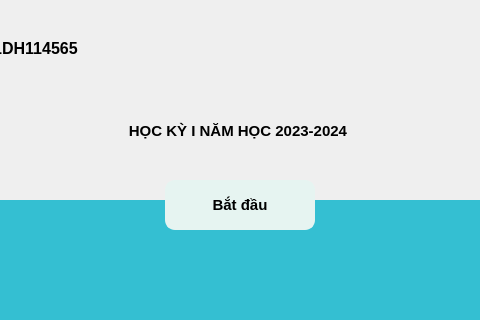
Qt form manhinhchinh.ui (reilee21/BMHTTT) before a commit; both pictures show x 210 to 690 and y 280 to 600 of the 900 by 600 pixel window.
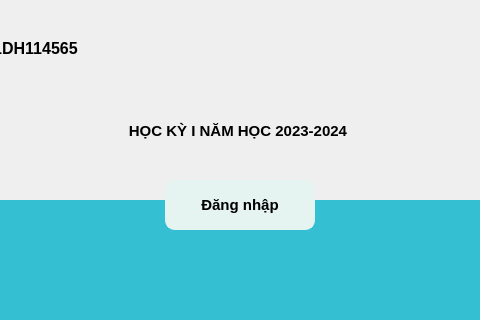
The same form after that commit. Icons and pictures are not drawn.

The edit to the form file:
```diff
--- a/manhinhchinh.ui
+++ b/manhinhchinh.ui
@@ -121,7 +121,7 @@
      <string notr="true"/>
     </property>
     <property name="text">
-     <string>Bắt đầu</string>
+     <string>Đăng nhập</string>
     </property>
    </widget>
    <widget class="QLabel" name="label_7">
```
